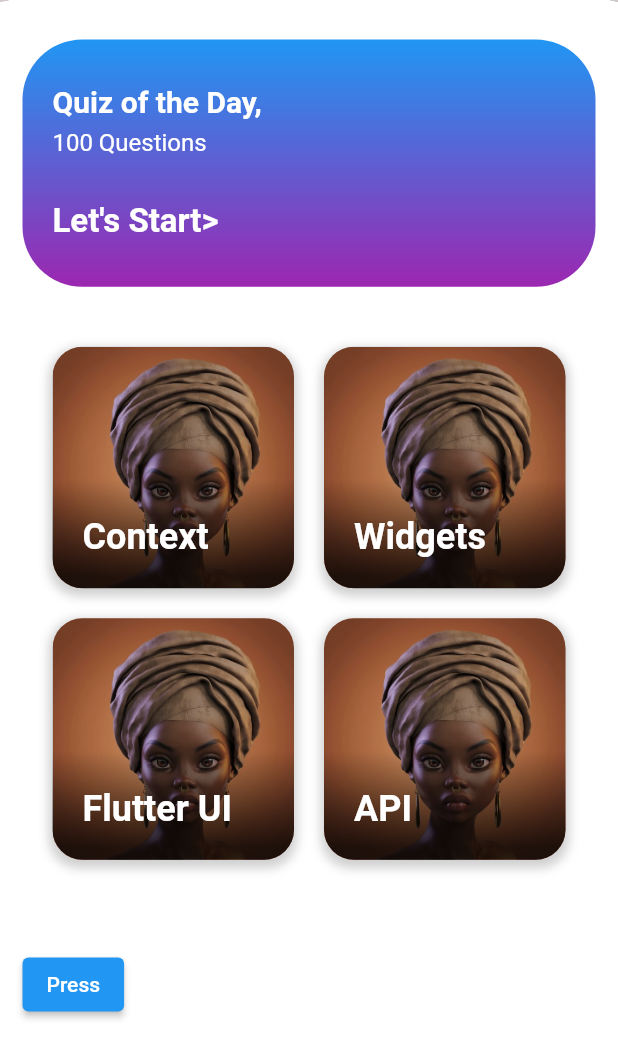
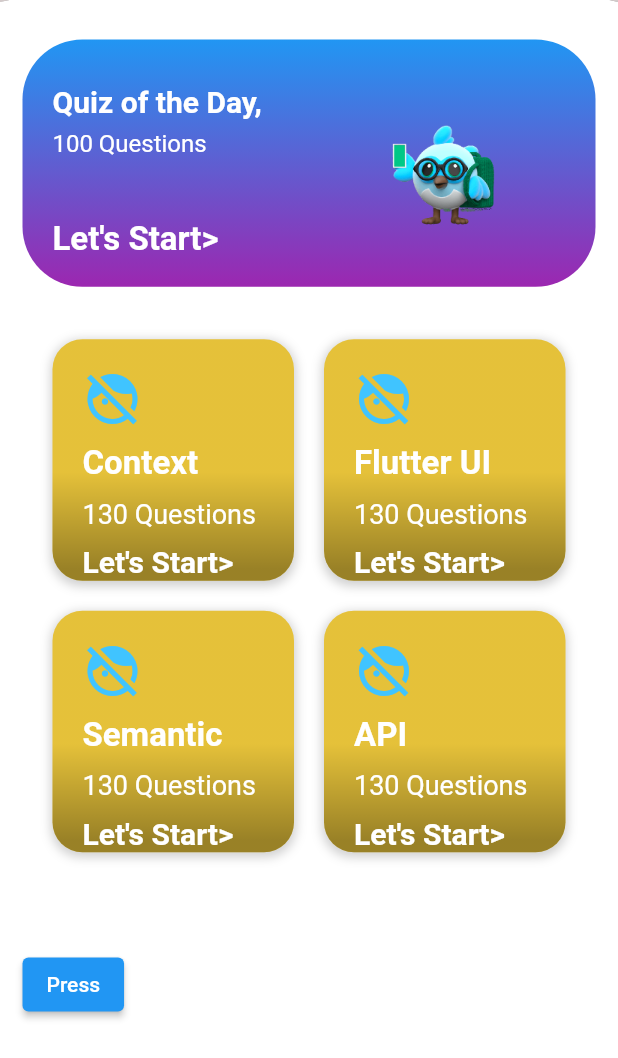
Before and after one commit to iluv27/flutter_trivia, a Flutter app: the screen it shows after launch, after a tap on "Get Started", on a phone screen of 412 x 824 dp, the part 178-1236 px from its top. Run offline on Flutter 3.47's test engine with Material 2 defaults, Android fonts, the phone set to English and light mode, and no system bars; our stand-ins replace animated_text_kit.

Commit message:
Still working on the cards

```diff
--- a/lib/home/first_screen.dart
+++ b/lib/home/first_screen.dart
@@ -12,12 +12,13 @@ class QuizHomeScreen extends StatefulWidget {
 class _QuizHomeScreenState extends State<QuizHomeScreen> {
   @override
   Widget build(BuildContext context) {
-    return Scaffold(
+    return SafeArea(
+      child: Scaffold(
         // ignore: prefer_const_constructors
         appBar: CustomAppBar(
           title: 'FLUTTER TRIVIA',
           height: 120,
-        backgroundColor: Color.fromARGB(255, 211, 202, 202),
+          backgroundColor: const Color.fromARGB(255, 211, 202, 202),
           gradientStart: Colors.blue,
           gradientEnd: Colors.purple,
         ),
@@ -42,10 +43,10 @@ class _QuizHomeScreenState extends State<QuizHomeScreen> {
                 ),
                 child: Padding(
                   padding: const EdgeInsets.only(top: 30.0, left: 20.0),
-                child: Column(
-                  crossAxisAlignment: CrossAxisAlignment.start,
-                  children: const [
-                    Text(
+                  child: Stack(
+                    alignment: Alignment.topLeft,
+                    children: [
+                      const Text(
                         'Quiz of the Day,',
                         style: TextStyle(
                           color: Colors.white,
@@ -53,8 +54,9 @@ class _QuizHomeScreenState extends State<QuizHomeScreen> {
                           fontWeight: FontWeight.w600,
                         ),
                       ),
-                    SizedBox(height: 6.0),
-                    Text(
+                      const Positioned(
+                        top: 30,
+                        child: Text(
                           '100 Questions',
                           style: TextStyle(
                             color: Colors.white,
@@ -62,8 +64,10 @@ class _QuizHomeScreenState extends State<QuizHomeScreen> {
                             fontWeight: FontWeight.w400,
                           ),
                         ),
-                    SizedBox(height: 30.0),
-                    Text(
+                      ),
+                      const Positioned(
+                        top: 90,
+                        child: Text(
                           'Let\'s Start>',
                           style: TextStyle(
                             color: Colors.white,
@@ -71,38 +75,32 @@ class _QuizHomeScreenState extends State<QuizHomeScreen> {
                             fontWeight: FontWeight.bold,
                           ),
                         ),
+                      ),
+                      Positioned(
+                        top: 10,
+                        right: 20,
+                        child: Image.asset(
+                          'images/dash1.png',
+                          scale: 4,
+                        ),
+                      )
                     ],
                   ),
                 ),
               ),
-            const SizedBox(height: 20.0),
+              const SizedBox(height: 15.0),
               Expanded(
                 child: GridView.count(
                   crossAxisCount: 2,
                   crossAxisSpacing: 20.0,
                   mainAxisSpacing: 20.0,
                   padding: const EdgeInsets.all(20.0),
-                children: [
-                  _buildCategoryItem(
-                    context,
-                    'Context',
-                    'images/image122.jpg',
-                  ),
-                  _buildCategoryItem(
-                    context,
-                    'Widgets',
-                    'images/image122.jpg',
-                  ),
-                  _buildCategoryItem(
-                    context,
-                    'Flutter UI',
-                    'images/image122.jpg',
-                  ),
-                  _buildCategoryItem(
-                    context,
-                    'API',
-                    'images/image122.jpg',
-                  ),
+                  children: const [
+                    ShortCard(title: 'Context', image: 'images/image122.jpg'),
+                    ShortCard(
+                        title: 'Flutter UI', image: 'images/image122.jpg'),
+                    ShortCard(title: 'Semantic', image: 'images/image122.jpg'),
+                    ShortCard(title: 'API', image: 'images/image122.jpg'),
                   ],
                 ),
               ),
@@ -117,54 +115,91 @@ class _QuizHomeScreenState extends State<QuizHomeScreen> {
             ],
           ),
         ),
+      ),
     );
   }
+}
 
-  Widget _buildCategoryItem(BuildContext context, String title, String image) {
+class ShortCard extends StatelessWidget {
+  const ShortCard({super.key, required this.title, required this.image});
+
+  final String title;
+  final String image;
+
+  @override
+  Widget build(BuildContext context) {
     return GestureDetector(
       onTap: () {
         // Navigate to quiz screen for the selected category
       },
       child: Container(
+        height: 200,
         decoration: BoxDecoration(
+          color: Colors.amberAccent,
           borderRadius: BorderRadius.circular(20.0),
           boxShadow: [
             BoxShadow(
               color: Colors.grey.withOpacity(0.5),
               blurRadius: 5,
-              spreadRadius: 2,
-              offset: const Offset(0, 3),
+              spreadRadius: 1,
+              offset: const Offset(0, 2),
             ),
           ],
-          image: DecorationImage(
-            image: AssetImage(image),
-            fit: BoxFit.cover,
-          ),
         ),
         child: Container(
+          height: 200,
           decoration: BoxDecoration(
             borderRadius: BorderRadius.circular(20.0),
             gradient: LinearGradient(
               begin: Alignment.bottomRight,
               stops: const [0.1, 0.9],
               colors: [
-                Colors.black.withOpacity(0.8),
-                Colors.black.withOpacity(0.2),
+                Colors.black.withOpacity(0.4),
+                Colors.black.withOpacity(0.1),
               ],
             ),
           ),
           child: Padding(
             padding: const EdgeInsets.all(20.0),
             child: Column(
-              mainAxisAlignment: MainAxisAlignment.end,
               crossAxisAlignment: CrossAxisAlignment.start,
               children: [
+                const Icon(
+                  Icons.face_retouching_off_sharp,
+                  size: 40,
+                  color: Colors.lightBlueAccent,
+                ),
+                const SizedBox(
+                  height: 10,
+                ),
                 Text(
                   title,
                   style: const TextStyle(
                     color: Colors.white,
-                    fontSize: 24.0,
+                    fontSize: 22.0,
                     fontWeight: FontWeight.bold,
+                  ),
+                ),
+                const SizedBox(
+                  height: 10,
+                ),
+                const Text(
+                  '130 Questions',
+                  style: TextStyle(
+                    color: Colors.white,
+                    fontSize: 18.0,
+                    fontWeight: FontWeight.w400,
+                  ),
+                ),
+                const SizedBox(
+                  height: 10,
+                ),
+                const Text(
+                  'Let\'s Start>',
+                  style: TextStyle(
+                    color: Colors.white,
+                    fontSize: 20.0,
+                    fontWeight: FontWeight.w700,
                   ),
                 ),
               ],
--- a/lib/home/load_screen.dart
+++ b/lib/home/load_screen.dart
@@ -90,7 +90,7 @@ class _SplashPageState extends State<SplashPage>
             ),
             Positioned(
               height: 65,
-              width: 350,
+              width: MediaQuery.of(context).size.width * 0.75,
               bottom: 90,
               child: Container(
                 decoration: BoxDecoration(
@@ -103,12 +103,12 @@ class _SplashPageState extends State<SplashPage>
                       Colors.white.withOpacity(0.1),
                       Colors.white.withOpacity(0.3),
                     ],
-                    stops: [0.0, 0.5, 1.0],
+                    stops: const [0.0, 0.5, 1.0],
                   ),
                   boxShadow: [
                     BoxShadow(
                       color: Colors.black.withOpacity(0.2),
-                      blurRadius: 10,
+                      blurRadius: 8,
                       offset: const Offset(0, 5),
                     ),
                   ],
--- a/lib/q&a/third_screen.dart
+++ b/lib/q&a/third_screen.dart
@@ -25,10 +25,10 @@ class CustomAppBar extends StatelessWidget implements PreferredSizeWidget {
           color: backgroundColor,
           boxShadow: [
             BoxShadow(
-              color: Color.fromARGB(255, 96, 96, 96).withOpacity(0.6),
+              color: const Color.fromARGB(255, 96, 96, 96).withOpacity(0.6),
               spreadRadius: 4,
               blurRadius: 7,
-              offset: Offset(3, 6), // changes position of shadow
+              offset: const Offset(3, 6), // changes position of shadow
             ),
           ],
         ),
```
Lines whose indentation alone changed are shown as unchanged.
